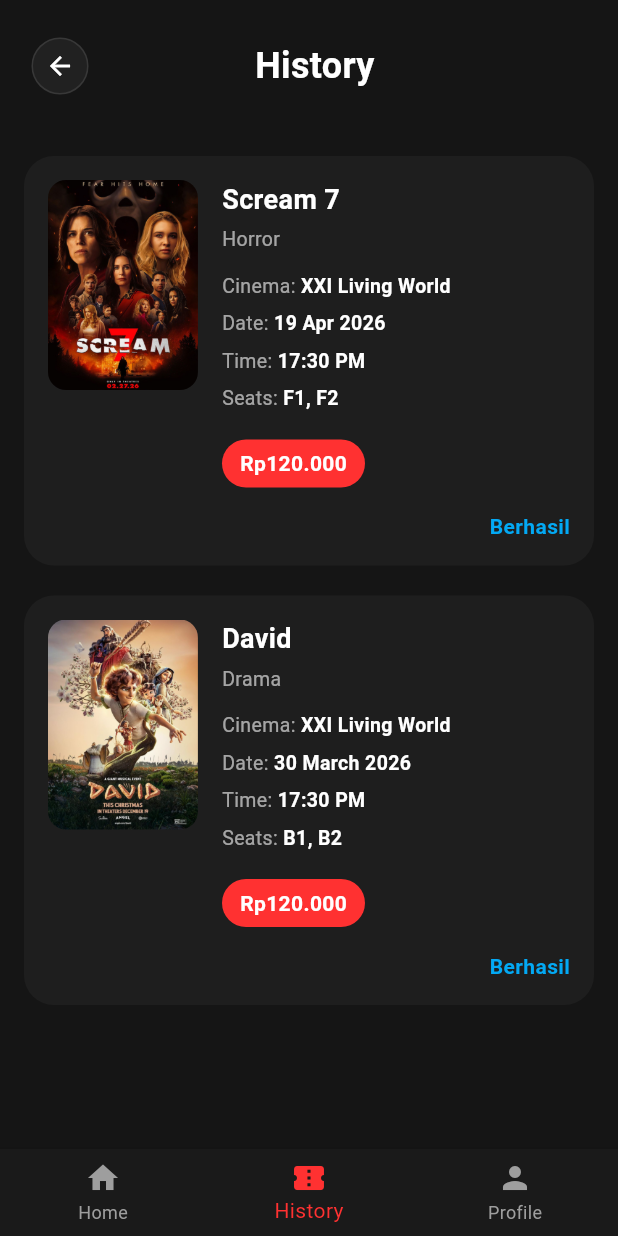
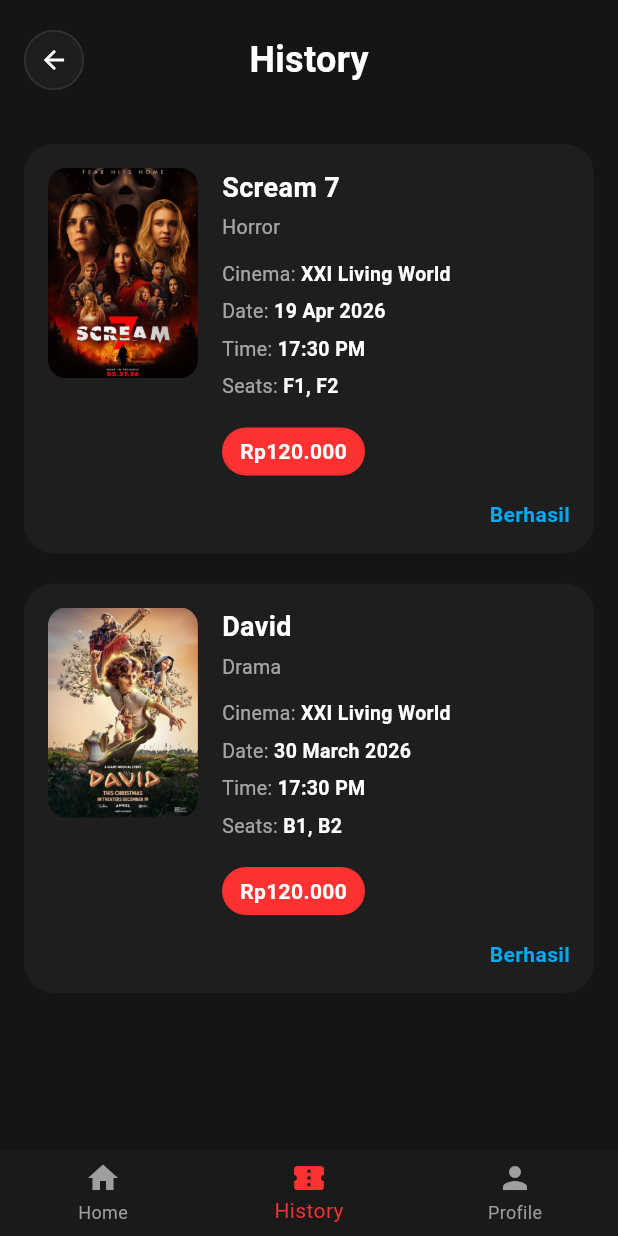
Before and after one commit to cilikinari/booking_tickets, a Flutter app: the HistoryScreen screen opened directly, on a phone screen of 412 x 824 dp. Run offline on Flutter 3.47's test engine with Material 3 defaults, Android fonts, the phone set to English and light mode, and no system bars.

Commit message:
feat: Update HistoryScreen header layout to use Stack for improved alignment and styling

```diff
--- a/lib/screens/history_screen.dart
+++ b/lib/screens/history_screen.dart
@@ -94,38 +94,38 @@
                 horizontal: horizontalPadding,
                 vertical: 20,
               ),
-              child: Row(
+              child: Stack(
+                alignment: Alignment.center,
                 children: [
-                  IconButton(
-                    onPressed: () => Navigator.pop(context),
-                    padding: EdgeInsets.zero,
-                    constraints: const BoxConstraints(),
-                    icon: Container(
-                      padding: const EdgeInsets.all(8),
+                  Align(
+                    alignment: Alignment.centerLeft,
+                    child: Container(
+                      width: 40,
+                      height: 40,
                       decoration: BoxDecoration(
-                        color: Colors.white.withOpacity(0.05),
+                        color: const Color(0xFF1E1E1E),
                         shape: BoxShape.circle,
                         border: Border.all(color: Colors.white10),
                       ),
-                      child: const Icon(
+                      child: IconButton(
+                        padding: EdgeInsets.zero,
+                        icon: const Icon(
                           Icons.arrow_back,
                           color: Colors.white,
                           size: 20,
                         ),
+                        onPressed: () => Navigator.pop(context),
                       ),
                     ),
-                  const Expanded(
-                    child: Text(
+                  ),
+                  const Text(
                     'History',
-                      textAlign: TextAlign.center,
                     style: TextStyle(
                       color: Colors.white,
                       fontSize: 24,
                       fontWeight: FontWeight.bold,
                     ),
                   ),
-                  ),
-                  const SizedBox(width: 40),
                 ],
               ),
             ),
```
Lines whose indentation alone changed are shown as unchanged.
